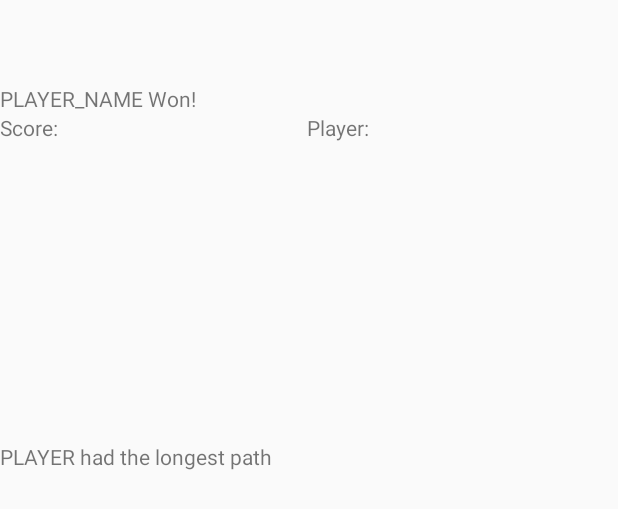
After one commit to Lavanmark/TicketToRide, an Android app: the layout activity_game_over.xml on its own in the app's theme, with its tools: preview values and no code run, on a phone screen of 412 x 824 dp. The commit adds this screen. Shown: the top 509 px of the screen. Run offline under Robolectric (Android 15) with nearby library versions, the phone set to English and light mode, and no system bars.

Commit message:
beginnings of game over
locks you in game over for testing

```diff
--- a/app/src/main/AndroidManifest.xml
+++ b/app/src/main/AndroidManifest.xml
@@ -53,6 +53,11 @@
             android:label="@string/title_activity_boardmap"
             android:configChanges="orientation"
             android:theme="@style/AppTheme.NoActionBar"/>
+        <activity
+            android:name=".ui.views.activities.GameOverActivity"
+            android:label="@string/title_activity_gameover"
+            android:configChanges="orientation"
+            android:theme="@style/MyDialogTheme" />
     </application>
 
 </manifest>
--- a/app/src/main/java/com/floorcorn/tickettoride/ui/views/activities/BoardmapActivity.java
+++ b/app/src/main/java/com/floorcorn/tickettoride/ui/views/activities/BoardmapActivity.java
@@ -480,6 +480,7 @@ public class BoardmapActivity extends AppCompatActivity implements IBoardmapView
 			sendMessageBut.setEnabled(false);
 			animateButton.setEnabled(false);
 		} else {
+			showGameOver();
 			presenter.startPollingCommands();
 			drawDestinationTicketsButton.setEnabled(true);
 			drawCardsButton.setEnabled(true);
@@ -489,6 +490,10 @@ public class BoardmapActivity extends AppCompatActivity implements IBoardmapView
 			animateButton.setEnabled(canAnimate);
 			setupPlayerIcons();
 		}
+	}
+
+	private void showGameOver() {
+		startActivity(new Intent(BoardmapActivity.this, GameOverActivity.class));
 	}
 
 	/**
--- /dev/null
+++ b/app/src/main/res/layout/activity_game_over.xml
@@ -0,0 +1,56 @@
+<?xml version="1.0" encoding="utf-8"?>
+<android.support.design.widget.CoordinatorLayout
+    xmlns:android="http://schemas.android.com/apk/res/android"
+    xmlns:app="http://schemas.android.com/apk/res-auto"
+    xmlns:tools="http://schemas.android.com/tools"
+    android:layout_width="match_parent"
+    android:layout_height="match_parent"
+    tools:context="com.floorcorn.tickettoride.ui.views.activities.GameOverActivity"
+    android:fitsSystemWindows="true">
+
+    <LinearLayout
+        android:orientation="vertical"
+        android:layout_width="match_parent"
+        android:layout_height="match_parent">
+
+        <TextView
+            android:text="PLAYER_NAME Won!"
+            android:layout_width="match_parent"
+            android:layout_height="wrap_content"
+            android:id="@+id/winnerTextField"/>
+
+        <LinearLayout
+            android:orientation="horizontal"
+            android:layout_width="match_parent"
+            android:layout_height="wrap_content">
+
+            <TextView
+                android:text="Score:"
+                android:layout_width="wrap_content"
+                android:layout_height="wrap_content"
+                android:layout_weight="1"/>
+
+            <TextView
+                android:text="Player:"
+                android:layout_width="wrap_content"
+                android:layout_height="wrap_content"
+                android:layout_weight="1"/>
+        </LinearLayout>
+
+        <LinearLayout
+            android:orientation="vertical"
+            android:layout_width="match_parent"
+            android:layout_height="200dp"
+            android:id="@+id/gameOverPlayerList">
+
+        </LinearLayout>
+
+        <TextView
+            android:text="PLAYER had the longest path"
+            android:layout_width="match_parent"
+            android:layout_height="wrap_content"
+            android:id="@+id/longestPathWinner"/>
+
+    </LinearLayout>
+
+</android.support.design.widget.CoordinatorLayout>
--- a/app/src/main/res/values/strings.xml
+++ b/app/src/main/res/values/strings.xml
@@ -52,8 +52,9 @@
     <string name="action_settings">Settings</string>
     <string name="title_game_list">Games</string>
     <string name="title_game_detail">Game Detail</string>
-    <string name="title_activity_pregame">PregameActivity</string>
-    <string name="title_activity_boardmap">BoardmapActivity</string>
+    <string name="title_activity_pregame">Pregame Lobby</string>
+    <string name="title_activity_boardmap">Boardmap Activity</string>
+    <string name="title_activity_gameover">Game Over</string>
 
     <string name="title_item_list">Items</string>
     <string name="title_item_detail">Item Detail</string>
```
Also changed, not shown: app/src/main/java/com/floorcorn/tickettoride/ui/presenters/GameOverPresenter.java (added, +59 -0 lines), app/src/main/java/com/floorcorn/tickettoride/ui/presenters/IGameOverPresenter.java (added, +16 -0 lines), app/src/main/java/com/floorcorn/tickettoride/ui/views/IGameOverView.java (added, +8 -0 lines), app/src/main/java/com/floorcorn/tickettoride/ui/views/activities/GameOverActivity.java (added, +86 -0 lines).
